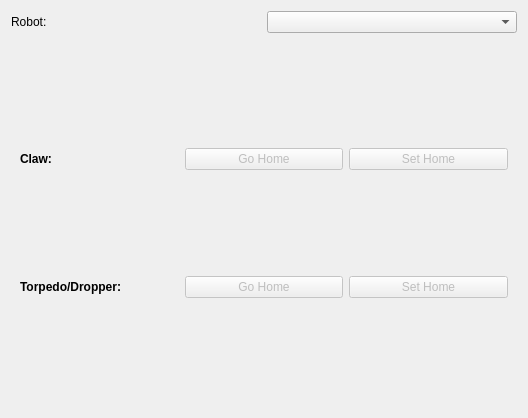
This is amrviz/amrviz/src/commander.ui in OSU-AMR/amr_gui as Qt 5 draws it before an edit. The edited form follows.
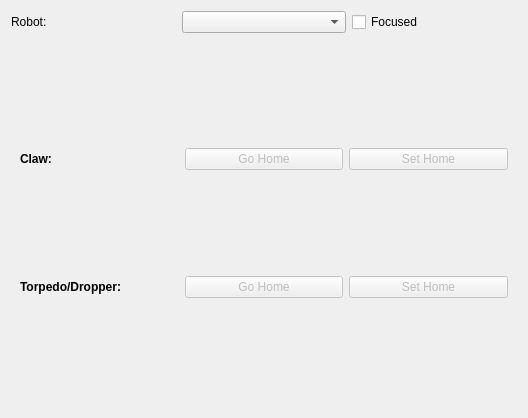
This is the edited form.

The edit to the form file:
```diff
--- a/amrviz/amrviz/src/commander.ui
+++ b/amrviz/amrviz/src/commander.ui
@@ -26,6 +26,13 @@
      <item>
       <widget class="QComboBox" name="robot_select_block"/>
      </item>
+     <item>
+      <widget class="QCheckBox" name="focus_box">
+       <property name="text">
+        <string>Focused</string>
+       </property>
+      </widget>
+     </item>
     </layout>
    </item>
    <item>
```
